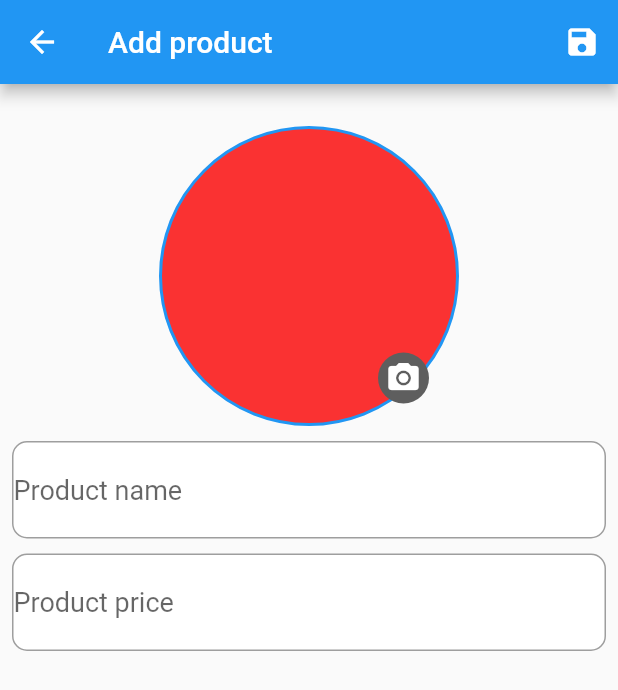
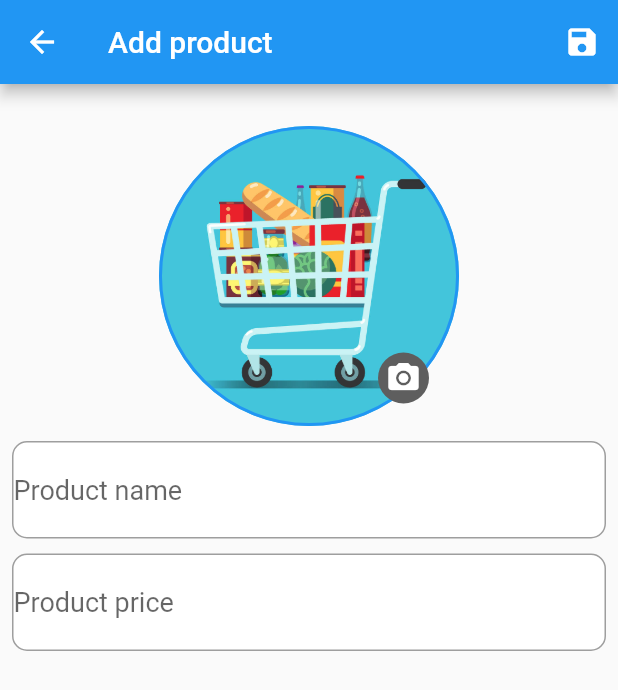
Before and after one commit to luonverak/Flutter-Firebase-6-7, a Flutter app: the AddEditScreen screen opened directly, on a phone screen of 412 x 824 dp. Shown: the top 690 px of the screen. Run offline on Flutter 3.47's test engine with Material 2 defaults, Android fonts, the phone set to English and light mode, and no system bars; our stand-ins replace firebase_auth, firebase_core, firebase_storage, flutter_slidable, get, google_sign_in and 1 more; missing offline and left inert: adaptive_action_sheet; accounts and stored records are empty.

Commit message:
code commit

```diff
--- /dev/null
+++ b/lib/home/controller/storage_controller.dart
@@ -0,0 +1,31 @@
+import 'dart:io';
+
+import 'package:firebase_storage/firebase_storage.dart';
+import 'package:get/get.dart';
+import 'package:image_picker/image_picker.dart';
+
+class StorageController extends GetxController {
+  File? file;
+  final storageRef = FirebaseStorage.instance.ref();
+
+  Future openGallery() async {
+    try {
+      final fileChoose =
+          await ImagePicker().pickImage(source: ImageSource.gallery);
+      file = File(fileChoose!.path);
+    } catch (e) {
+      print(e);
+    }
+    update();
+  }
+
+  // Future uploadFile(XFile files) async {
+  //   var time = DateTime.now();
+  //   final rootImagesRef = storageRef.child("Image/$time-${files.name}");
+  //   try {
+  //     await storageRef.putFile(File(files.name));
+  //   } catch (e) {
+  //     print(e);
+  //   }
+  // }
+}
--- a/lib/home/view/add_edit_screen.dart
+++ b/lib/home/view/add_edit_screen.dart
@@ -1,10 +1,15 @@
+import 'dart:io';
+
 import 'package:adaptive_action_sheet/adaptive_action_sheet.dart';
 import 'package:flutter/material.dart';
+import 'package:flutter_firebase/home/controller/storage_controller.dart';
+import 'package:get/get.dart';
 
 import '../../widget/input_field.dart';
 
 class AddEditScreen extends StatelessWidget {
   AddEditScreen({super.key});
+  final storageController = Get.put(StorageController());
   final productName = TextEditingController();
   final productPrice = TextEditingController();
   final productDescription = TextEditingController();
@@ -16,7 +21,7 @@ class AddEditScreen extends StatelessWidget {
         title: const Text('Add product'),
         actions: [
           IconButton(
-            onPressed: () {},
+            onPressed: () async {},
             icon: const Icon(Icons.save),
           ),
         ],
@@ -30,7 +35,9 @@ class AddEditScreen extends StatelessWidget {
             ),
             Stack(
               children: [
-                Container(
+                GetBuilder<StorageController>(
+                  init: StorageController(),
+                  builder: (controller) => Container(
                     width: 200,
                     height: 200,
                     decoration: BoxDecoration(
@@ -40,19 +47,35 @@ class AddEditScreen extends StatelessWidget {
                         width: 2,
                         color: Colors.blue,
                       ),
+                      image: storageController.file == null
+                          ? const DecorationImage(
+                              fit: BoxFit.cover,
+                              image: AssetImage(
+                                  'asset/image/grocery-shopping.jpg'))
+                          : DecorationImage(
+                              fit: BoxFit.cover,
+                              image: FileImage(
+                                File(storageController.file!.path),
+                              ),
+                            ),
+                    ),
                   ),
                 ),
                 Positioned(
                   right: 20,
                   bottom: 15,
                   child: GestureDetector(
-                    onTap: () {
+                    onTap: () async {
                       showAdaptiveActionSheet(
                         context: context,
                         actions: <BottomSheetAction>[
                           BottomSheetAction(
                             title: const Text('Choose Gallery'),
-                            onPressed: (context) {},
+                            onPressed: (context) async {
+                              await storageController
+                                  .openGallery()
+                                  .whenComplete(() => Get.back());
+                            },
                           ),
                           BottomSheetAction(
                             title: const Text('Open Camera'),
```
Also changed, not shown: asset/image/grocery-shopping.jpg (added), 2 other files. Lines whose indentation alone changed are shown as unchanged.
